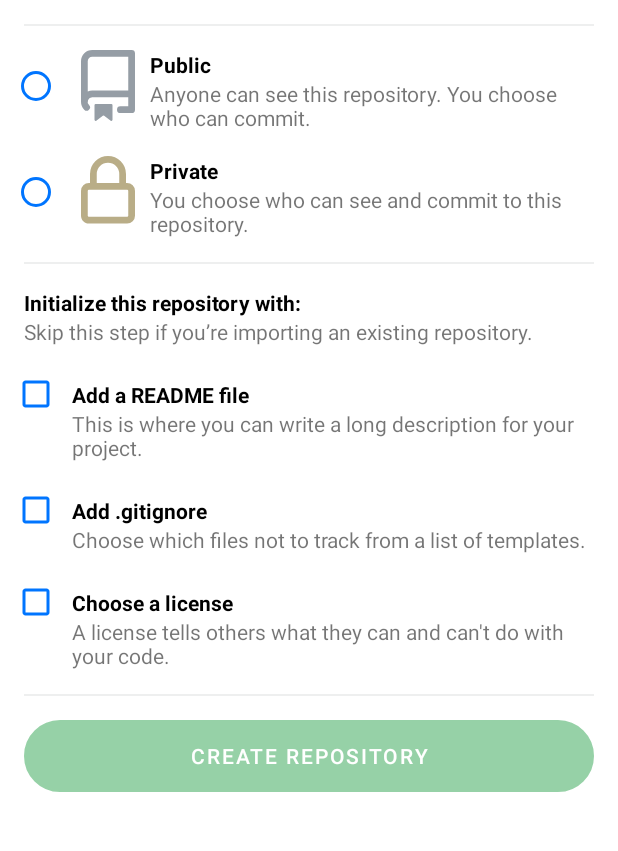
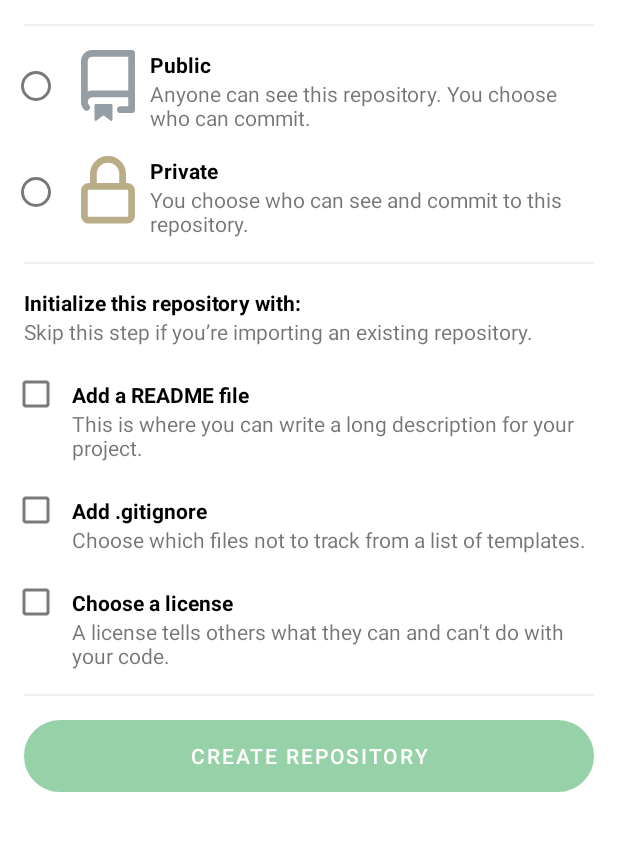
Before and after one commit to cepprice/github-repos, an Android app: the layout dialog_add.xml on its own in the app's theme, with its tools: preview values and no code run, on a phone screen of 412 x 824 dp, the part 197-1048 px from its top. Run offline under Robolectric (Android 15) with nearby library versions, the phone set to English and light mode, and no system bars.

Commit message:
Improve design

```diff
--- /dev/null
+++ b/app/src/main/res/color/trigger_filter_tint.xml
@@ -0,0 +1,7 @@
+<?xml version="1.0" encoding="utf-8"?>
+<selector xmlns:android="http://schemas.android.com/apk/res/android">
+    <item android:color="#797979"
+        android:state_checked="false"/>
+    <item android:color="@color/blue"
+        android:state_checked="true"/>
+</selector>
--- /dev/null
+++ b/app/src/main/res/drawable/border_alice_blue_round_8.xml
@@ -0,0 +1,21 @@
+<?xml version="1.0" encoding="utf-8"?>
+<shape xmlns:android="http://schemas.android.com/apk/res/android"
+    android:shape="rectangle" >
+
+    <!-- View background color -->
+    <solid
+        android:color="@color/alice_blue" >
+    </solid>
+
+    <!-- View border color and width -->
+    <stroke
+        android:width="1dp"
+        android:color="@color/alice_blue" >
+    </stroke>
+
+    <!-- The radius makes the corners rounded -->
+    <corners
+        android:radius="4dp"   >
+    </corners>
+
+</shape>
--- a/app/src/main/res/drawable/ic_branch.xml
+++ b/app/src/main/res/drawable/ic_branch.xml
@@ -1,6 +1,6 @@
 <vector xmlns:android="http://schemas.android.com/apk/res/android"
-    android:width="640dp"
-    android:height="1024dp"
+    android:width="10dp"
+    android:height="16dp"
     android:viewportWidth="640"
     android:viewportHeight="1024">
   <path
--- a/app/src/main/res/layout/dialog_add.xml
+++ b/app/src/main/res/layout/dialog_add.xml
@@ -19,6 +19,7 @@
             android:text="@string/tv_create_new_repo"
             android:textSize="@dimen/font_big_20"
             android:textColor="@color/black"
+            android:background="@drawable/border_btn"
             android:layout_marginBottom="@dimen/spacing_normal_16"
             android:layout_marginTop="@dimen/spacing_normal_16"
             android:layout_marginLeft="@dimen/spacing_normal_16" />
@@ -263,6 +264,48 @@
             app:layout_constraintLeft_toLeftOf="@id/tv_license"
             app:layout_constraintTop_toBottomOf="@id/tv_license"
             app:layout_constraintRight_toRightOf="parent" />
+
+        <TextView
+            android:id="@+id/tv_main_message"
+            android:layout_width="wrap_content"
+            android:layout_height="wrap_content"
+            android:text="@string/tv_this_will_set"
+            android:visibility="gone"
+            android:layout_marginLeft="@dimen/spacing_normal_16"
+            android:layout_marginTop="@dimen/spacing_normal_16"
+            android:layout_marginRight="@dimen/spacing_normal_16"
+            app:layout_constraintTop_toBottomOf="@id/tv_license_explain"
+            app:layout_constraintLeft_toLeftOf="parent" />
+
+        <TextView
+            android:id="@+id/tv_iv_main"
+            android:layout_width="wrap_content"
+            android:layout_height="wrap_content"
+            android:visibility="gone"
+            android:text="@string/tv_main"
+            android:textSize="@dimen/font_small_10"
+            android:drawableLeft="@drawable/ic_branch"
+            android:drawablePadding="@dimen/spacing_tiny_4"
+            android:drawableTint="#737a80"
+            android:background="@drawable/border_alice_blue_round_8"
+            android:paddingBottom="2dp"
+            android:paddingRight="@dimen/spacing_tiny_4"
+            android:paddingTop="2dp"
+            android:paddingLeft="@dimen/spacing_tiny_4"
+            android:layout_marginLeft="@dimen/spacing_tiny_4"
+            app:layout_constraintBaseline_toBaselineOf="@+id/tv_main_message"
+            app:layout_constraintLeft_toRightOf="@+id/tv_main_message" />
+
+        <TextView
+            android:id="@+id/tv_as_def_branch"
+            android:layout_width="wrap_content"
+            android:layout_height="wrap_content"
+            android:visibility="gone"
+            android:text="@string/tv_as_def_branch"
+            android:layout_marginLeft="@dimen/spacing_tiny_4"
+            app:layout_constraintLeft_toRightOf="@id/tv_iv_main"
+            app:layout_constraintBaseline_toBaselineOf="@id/tv_main_message" />
+
     </androidx.constraintlayout.widget.ConstraintLayout>
 
     <include layout="@layout/import_horizontal_grey_line" />
--- a/app/src/main/res/values/colors.xml
+++ b/app/src/main/res/values/colors.xml
@@ -13,4 +13,5 @@
     <color name="yellow_dark">#EFE4B1</color>
     <color name="red">#CB2431</color>
     <color name="blue">#0075ff</color>
+    <color name="alice_blue">#EAF5FF</color>
 </resources>
--- a/app/src/main/res/values/strings.xml
+++ b/app/src/main/res/values/strings.xml
@@ -34,6 +34,8 @@
     <string name="tv_license">Choose a license</string>
     <string name="tv_license_explain">A license tells others what they can and can\'t do with your code.</string>
     <string name="btn_create_repo">Create repository</string>
-
+    <string name="tv_this_will_set">This will set </string>
+    <string name="tv_main">main</string>
+    <string name="tv_as_def_branch"> as the default branch.</string>
 
 </resources>
--- a/app/src/main/res/values/styles.xml
+++ b/app/src/main/res/values/styles.xml
@@ -74,15 +74,14 @@
     <style name="BlueRadioButton" parent="Widget.AppCompat.CompoundButton.RadioButton">
         <item name="android:layout_width">wrap_content</item>
         <item name="android:layout_height">wrap_content</item>
-        <item name="buttonTint">@color/blue</item>
+        <item name="buttonTint">@color/trigger_filter_tint</item>
     </style>
 
-    <style name="BlueCheckBox" parent="Widget.AppCompat.CompoundButton.CheckBox">
+    <style name="BlueCheckBox">
         <item name="android:layout_width">wrap_content</item>
         <item name="android:layout_height">wrap_content</item>
-        <item name="buttonTint">@color/blue</item>
+        <item name="buttonTint">@color/trigger_filter_tint</item>
     </style>
-
 
     <style name="AccentButton" parent="Widget.MaterialComponents.Button">
         <item name="materialThemeOverlay">@style/AccentButtonThemeOverlay</item>
```
Also changed, not shown: app/src/main/java/ru/cepprice/githubprojects/ui/fragment/add/AddDialog.kt (+50 -1 lines).
